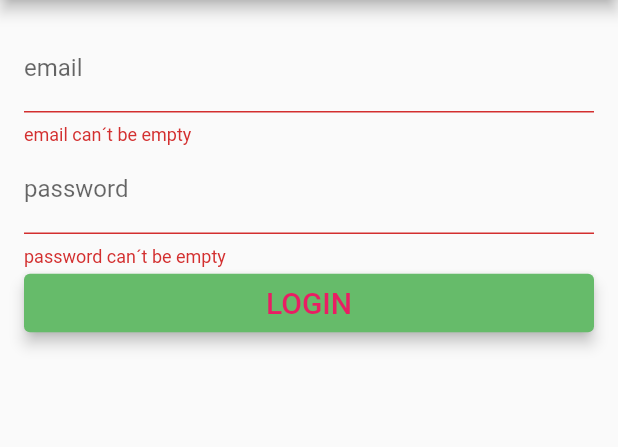
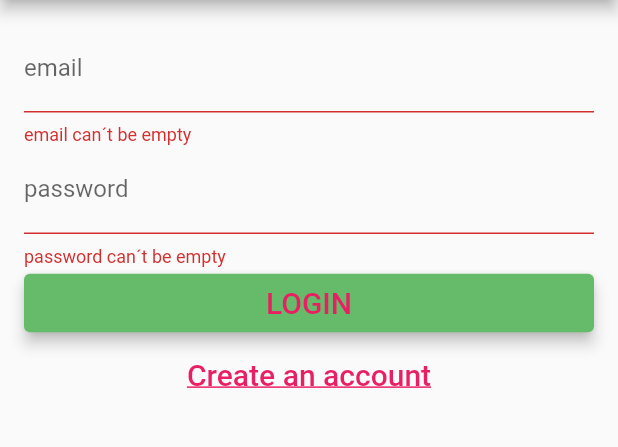
Before and after one commit to mercz85/x03_login_inheritedW, a Flutter app: the screen it shows after launch, after a tap on "LOGIN", on a phone screen of 412 x 824 dp, the part 84-531 px from its top. Run offline on Flutter 3.47's test engine with Material 2 defaults, Android fonts, the phone set to English and light mode, and no system bars; our stand-ins replace firebase_auth, firebase_core; accounts and stored records are empty; generated files the repository leaves out were written again.

Commit message:
login and register switch

```diff
--- a/lib/login_page.dart
+++ b/lib/login_page.dart
@@ -1,5 +1,8 @@
+import 'package:firebase_core/firebase_core.dart';
 import 'package:flutter/material.dart';
 import 'package:firebase_auth/firebase_auth.dart';
+
+enum formType { login, register }
 
 class LoginPage extends StatefulWidget {
   const LoginPage({super.key});
@@ -12,21 +15,53 @@ class _LoginPageState extends State<LoginPage> {
   final formKey = GlobalKey<FormState>(); //[formValidation]
   late String _email;
   late String _password;
+  formType _formType = formType.login;
 
   bool validateAndSave() {
     //[formValidation] get form state to validate
     final form = formKey.currentState;
     //[formValidation] .save triggers onSave method in Form to set _email and _password
     form!.save();
-    if (form!.validate()) {
+    if (form.validate()) {
       return true;
     } else {
       return false;
     }
   }
 
-  void validateAndSubmit() {
-    if (validateAndSave()) {}
+  void validateAndSubmit() async {
+    if (validateAndSave()) {
+      UserCredential userCredential;
+      try {
+        if (_formType == formType.login) {
+          userCredential = await FirebaseAuth.instance
+              .signInWithEmailAndPassword(email: _email, password: _password);
+          print('LOGIN: ${userCredential.user!.uid}');
+        } else {
+          userCredential = await FirebaseAuth.instance
+              .createUserWithEmailAndPassword(
+                  email: _email, password: _password);
+          print('REGISTERED: ${userCredential.user!.uid}');
+        }
+      } catch (e) {
+        print('ERROR: $e');
+      }
+    }
+  }
+
+  void moveToRegister() {
+    formKey.currentState?.reset();
+
+    setState(() {
+      _formType = formType.register;
+    });
+  }
+
+  void moveToLogin() {
+    formKey.currentState?.reset();
+    setState(() {
+      _formType = formType.login;
+    });
   }
 
   @override
@@ -39,12 +74,19 @@ class _LoginPageState extends State<LoginPage> {
           key: formKey, //[formValidation]
           child: Column(
             crossAxisAlignment: CrossAxisAlignment.stretch,
-            children: [
+            children: buildInputs() + buildSubmitButtons(),
+          ),
+        ),
+      ),
+    );
+  }
+
+  List<Widget> buildInputs() {
+    return [
       TextFormField(
         decoration: InputDecoration(labelText: 'email'),
         //[formValidation] use validator in TextFormField
-                validator: (value) =>
-                    value!.isEmpty ? 'email can´t be empty' : null,
+        validator: (value) => value!.isEmpty ? 'email can´t be empty' : null,
         onSaved: (newValue) {
           _email = newValue!;
         },
@@ -52,27 +94,63 @@ class _LoginPageState extends State<LoginPage> {
       TextFormField(
         decoration: InputDecoration(labelText: 'password'),
         obscureText: true,
-                validator: (value) =>
-                    value!.isEmpty ? 'password can´t be empty' : null,
+        validator: (value) => value!.isEmpty ? 'password can´t be empty' : null,
         onSaved: (newValue) {
           _password = newValue!;
         },
       ),
+    ];
+  }
+
+  List<Widget> buildSubmitButtons() {
+    if (_formType == formType.login) {
+      return [
         TextButton(
           style: ButtonStyle(
-                      elevation:
-                          MaterialStateProperty.resolveWith((states) => 4),
+              elevation: MaterialStateProperty.resolveWith((states) => 4),
               backgroundColor: MaterialStateColor.resolveWith(
                   (states) => Colors.green[400]!)),
           onPressed: validateAndSubmit,
           child: const Text(
             'LOGIN',
             style: TextStyle(fontSize: 20),
-                  ))
-            ],
+          ),
+        ),
+        TextButton(
+          onPressed: moveToRegister,
+          child: const Text(
+            'Create an account',
+            style: TextStyle(
+              fontSize: 20,
+              decoration: TextDecoration.underline,
             ),
           ),
         ),
-    );
+      ];
+    } else {
+      return [
+        TextButton(
+          style: ButtonStyle(
+              elevation: MaterialStateProperty.resolveWith((states) => 4),
+              backgroundColor: MaterialStateColor.resolveWith(
+                  (states) => Colors.green[400]!)),
+          onPressed: validateAndSubmit,
+          child: const Text(
+            'REGISTER',
+            style: TextStyle(fontSize: 20),
+          ),
+        ),
+        TextButton(
+          onPressed: moveToLogin,
+          child: const Text(
+            'Have an account? Login',
+            style: TextStyle(
+              fontSize: 20,
+              decoration: TextDecoration.underline,
+            ),
+          ),
+        ),
+      ];
     }
   }
+}
```
Also changed, not shown: 1 other file. Lines whose indentation alone changed are shown as unchanged.
